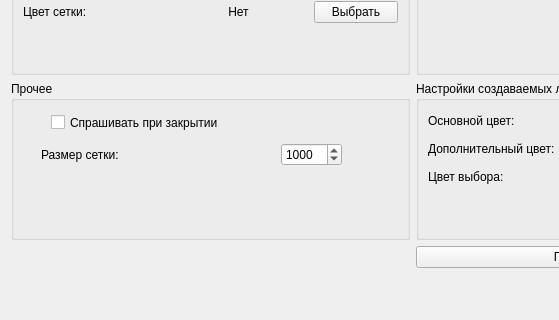
Before: the Qt Designer form Libraries/EditorForm/src/grapheditorsettingsform.ui in VinTRiZz/GraphEditor, drawn with Qt 5; both pictures show x 0 to 559 and y 181 to 501 of the 825 by 615 pixel window.
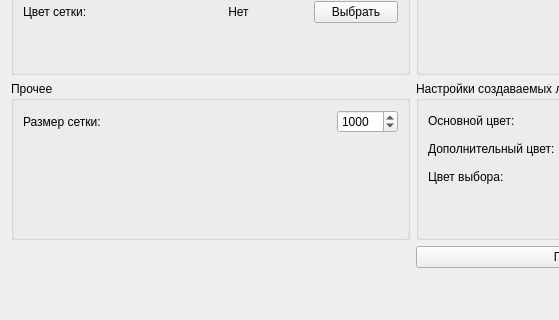
After: the same form once the commit is applied.

```diff
--- a/Libraries/EditorForm/src/grapheditorsettingsform.ui
+++ b/Libraries/EditorForm/src/grapheditorsettingsform.ui
@@ -19,28 +19,8 @@
      <property name="title">
       <string>Прочее</string>
      </property>
-     <widget class="QCheckBox" name="checkBox">
-      <property name="geometry">
-       <rect>
-        <x>40</x>
-        <y>30</y>
-        <width>281</width>
-        <height>23</height>
-       </rect>
-      </property>
-      <property name="text">
-       <string>Спрашивать при закрытии</string>
-      </property>
-     </widget>
-     <widget class="QWidget" name="">
-      <property name="geometry">
-       <rect>
-        <x>30</x>
-        <y>60</y>
-        <width>301</width>
-        <height>28</height>
-       </rect>
-      </property>
+     <layout class="QVBoxLayout" name="verticalLayout">
+      <item>
       <layout class="QHBoxLayout" name="horizontalLayout">
        <item>
         <widget class="QLabel" name="label_h_2">
@@ -72,7 +52,21 @@
         </widget>
        </item>
       </layout>
-     </widget>
+      </item>
+      <item>
+       <spacer name="verticalSpacer_4">
+        <property name="orientation">
+         <enum>Qt::Vertical</enum>
+        </property>
+        <property name="sizeHint" stdset="0">
+         <size>
+          <width>20</width>
+          <height>40</height>
+         </size>
+        </property>
+       </spacer>
+      </item>
+     </layout>
     </widget>
    </item>
    <item row="0" column="0">
```
Left out of the diff: 2 changed lines with no effect on the pictures. Lines whose indentation alone changed are shown as unchanged.
